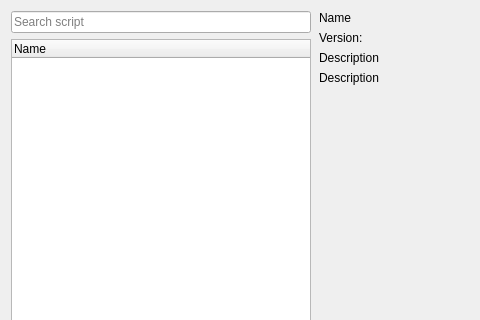
Old version of the form src/dialogs/scriptrepositorydialog.ui in the repository pbek/QOwnNotes; both pictures show x 0 to 480 and y 0 to 320 of the 930 by 657 pixel window.
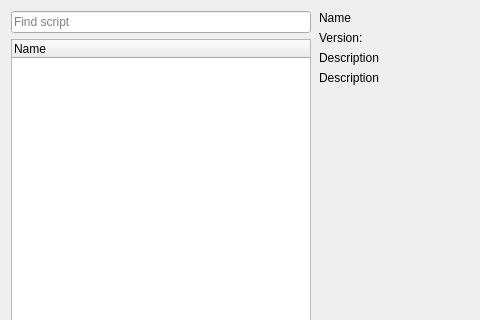
New version of the form. Icons and pictures are not drawn.

Commit message: more script repository implementation

```diff
--- a/src/dialogs/scriptrepositorydialog.ui
+++ b/src/dialogs/scriptrepositorydialog.ui
@@ -212,7 +212,7 @@
         <item row="0" column="0">
          <widget class="QLineEdit" name="searchScriptEdit">
           <property name="placeholderText">
-           <string>Search script</string>
+           <string>Find script</string>
           </property>
           <property name="clearButtonEnabled">
            <bool>true</bool>
```
Left out of the diff: 6 changed lines with no effect on the pictures. The commit also changes 2 other files.
